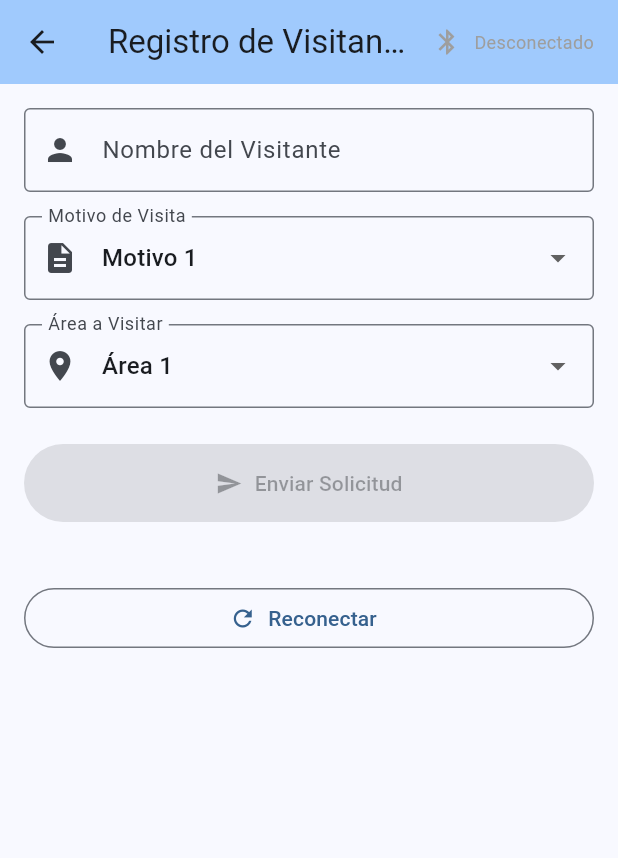
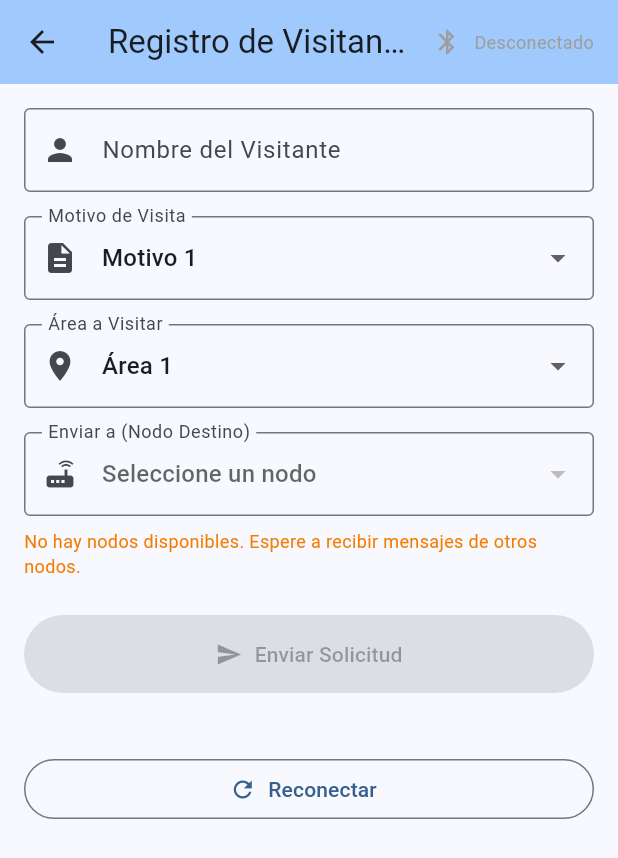
Before and after one commit to pablofelipe01/sirius-mesh-app-v1, a Flutter app: the FormScreen screen opened directly with empty values, on a phone screen of 412 x 824 dp. Shown: the top 858 px of the screen. Run offline on Flutter 3.47's test engine with Material 3 defaults, Android fonts, the phone set to English and light mode, and no system bars; our stand-ins replace shared_preferences; missing offline and left inert: meshtastic_flutter; accounts and stored records are empty.

Commit message:
Add visitor registration node selector and fix duplicate messages
- Add destination node dropdown in visitor registration form
- sendVisitRequest now accepts destinationNodeId for direct messages
- Add packet ID deduplication to prevent processing same packet multiple times
- Add message history deduplication check
- Import MeshNode model in main.dart
- Show warning when no nodes available for selection

Co-Authored-By: Claude Opus 4.5 <noreply@anthropic.com>

```diff
--- a/lib/main.dart
+++ b/lib/main.dart
@@ -3,6 +3,7 @@ import 'package:flutter/material.dart';
 import 'services/meshtastic_service.dart';
 import 'screens/settings_screen.dart';
 import 'screens/chat_screen.dart';
+import 'models/chat_message.dart'; // Para MeshNode
 
 void main() {
   runApp(const SiriusPorteriaApp());
@@ -373,6 +374,7 @@ class _FormScreenState extends State<FormScreen> {
 
   String _selectedReason = 'Motivo 1';
   String _selectedArea = 'Área 1';
+  MeshNode? _selectedNode; // Nodo destino seleccionado
   bool _isSending = false;
   ApprovalResponse? _approvalResponse;
   StreamSubscription<ApprovalResponse>? _approvalSubscription;
@@ -416,6 +418,11 @@ class _FormScreenState extends State<FormScreen> {
       return;
     }
 
+    if (_selectedNode == null) {
+      _showSnackBar('Por favor seleccione un nodo destino');
+      return;
+    }
+
     setState(() {
       _isSending = true;
       _approvalResponse = null;
@@ -425,11 +432,14 @@ class _FormScreenState extends State<FormScreen> {
       visitorName: _nameController.text.trim(),
       reason: _selectedReason,
       area: _selectedArea,
+      destinationNodeId: _selectedNode!.nodeId,
     );
 
     if (!success) {
       setState(() => _isSending = false);
       _showSnackBar('Error al enviar la solicitud');
+    } else {
+      _showSnackBar('Solicitud enviada a ${_selectedNode!.displayName}');
     }
   }
 
@@ -609,6 +619,44 @@ class _FormScreenState extends State<FormScreen> {
                   setState(() => _selectedArea = value!);
                 },
               ),
+              const SizedBox(height: 16),
+
+              // Selector de nodo destino
+              DropdownButtonFormField<MeshNode>(
+                initialValue: _selectedNode,
+                decoration: const InputDecoration(
+                  labelText: 'Enviar a (Nodo Destino)',
+                  border: OutlineInputBorder(),
+                  prefixIcon: Icon(Icons.router),
+                ),
+                hint: const Text('Seleccione un nodo'),
+                items: _service.onlineNodes.map((node) {
+                  return DropdownMenuItem(
+                    value: node,
+                    child: Text('${node.displayName} (${node.shortId})'),
+                  );
+                }).toList(),
+                onChanged: (value) {
+                  setState(() => _selectedNode = value);
+                },
+                validator: (value) {
+                  if (value == null) {
+                    return 'Por favor seleccione un nodo destino';
+                  }
+                  return null;
+                },
+              ),
+              if (_service.onlineNodes.isEmpty)
+                Padding(
+                  padding: const EdgeInsets.only(top: 8.0),
+                  child: Text(
+                    'No hay nodos disponibles. Espere a recibir mensajes de otros nodos.',
+                    style: TextStyle(
+                      color: Colors.orange.shade700,
+                      fontSize: 12,
+                    ),
+                  ),
+                ),
               const SizedBox(height: 24),
 
               ElevatedButton.icon(
```
Also changed, not shown: lib/services/meshtastic_service.dart (+35 -3 lines).
